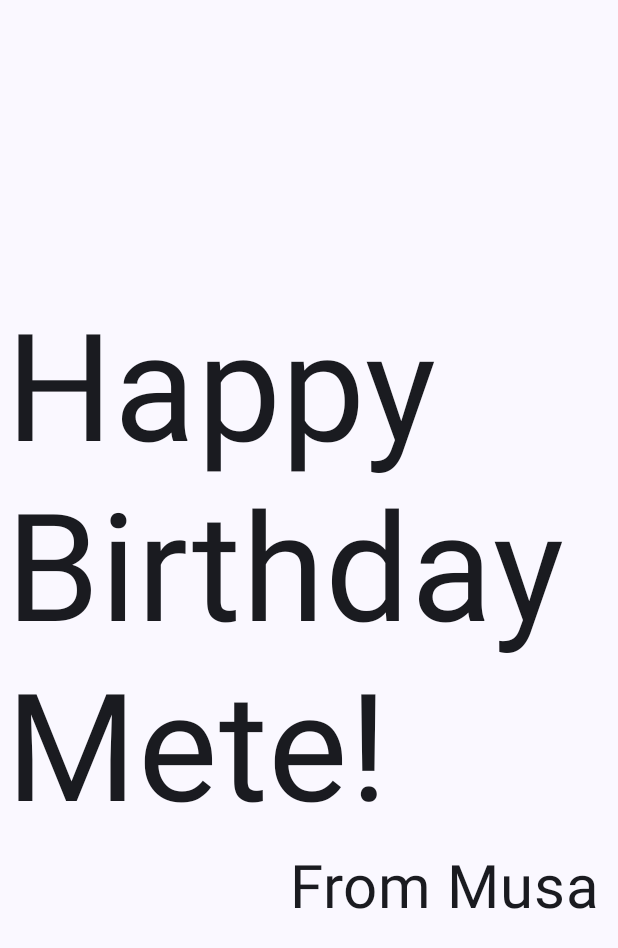
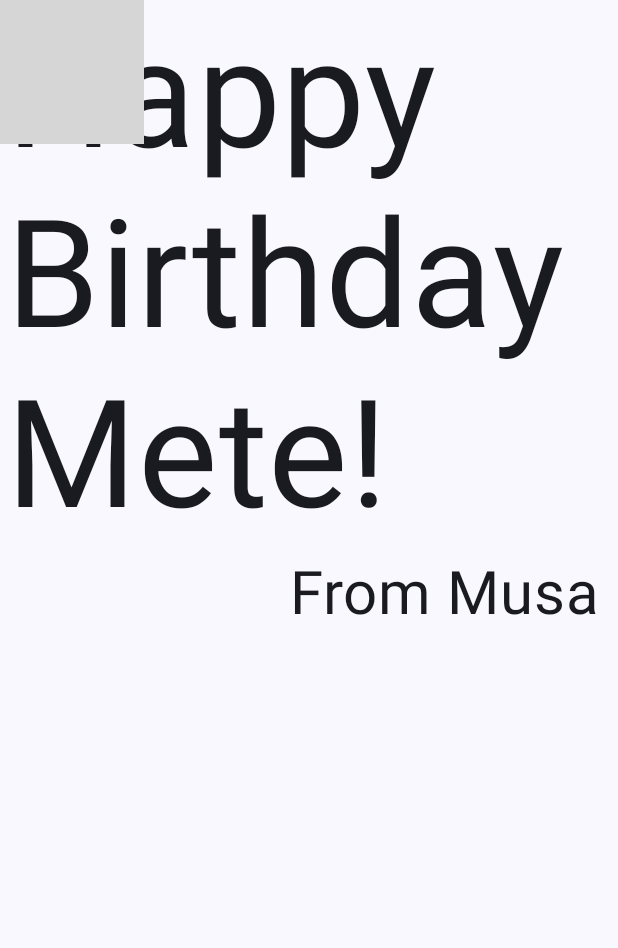
Before and after one commit to musayuksel/Android-studio-101, an Android app built with Jetpack Compose: the MainActivity screen opened directly, with no data from a screen before it, on a phone screen of 412 x 824 dp. Shown: the top 948 px of the screen. Run offline under Robolectric (Android 15) with nearby library versions, the phone set to English and light mode, and no system bars; grey boxes are pictures that could not be loaded.

Commit message:
Add image composable

```diff
--- /dev/null
+++ b/app/src/main/java/com/example/jetpackcompose/HappyBirtdayCardImage.kt
@@ -0,0 +1,30 @@
+package com.example.jetpackcompose
+
+import androidx.compose.foundation.Image
+import androidx.compose.foundation.layout.Box
+import androidx.compose.runtime.Composable
+import androidx.compose.ui.Modifier
+import androidx.compose.ui.layout.ContentScale
+import androidx.compose.ui.res.painterResource
+import androidx.compose.ui.tooling.preview.Preview
+
+@Composable
+fun HappyBirthdayCard(message: String, from: String, modifier: Modifier = Modifier) {
+    Box(
+        modifier = modifier
+    ) {
+        Image(
+            painter = painterResource(id = R.drawable.androidparty), contentDescription = null,
+            contentScale = ContentScale.Crop,
+            alpha = 0.5f // opacity
+        )
+//     contentDescription = null => screen readers will IGNORE this image
+        BirthdayCard(message, from)
+    }
+}
+
+@Preview(showBackground = true)
+@Composable
+fun HappyBirthdayCardPreview() {
+    HappyBirthdayCard("Happy Birthday Mete!", "From Musa")
+}
--- a/app/src/main/java/com/example/jetpackcompose/MainActivity.kt
+++ b/app/src/main/java/com/example/jetpackcompose/MainActivity.kt
@@ -22,7 +22,7 @@ class MainActivity : ComponentActivity() {
                     color = MaterialTheme.colorScheme.background
                 ) {
 //                    ImageGallery()
-                    BirthdayCard("Happy Birthday Mete!", "From Musa")
+                    HappyBirthdayCard("Happy Birthday Mete!", "From Musa")
                 }
             }
         }
```
